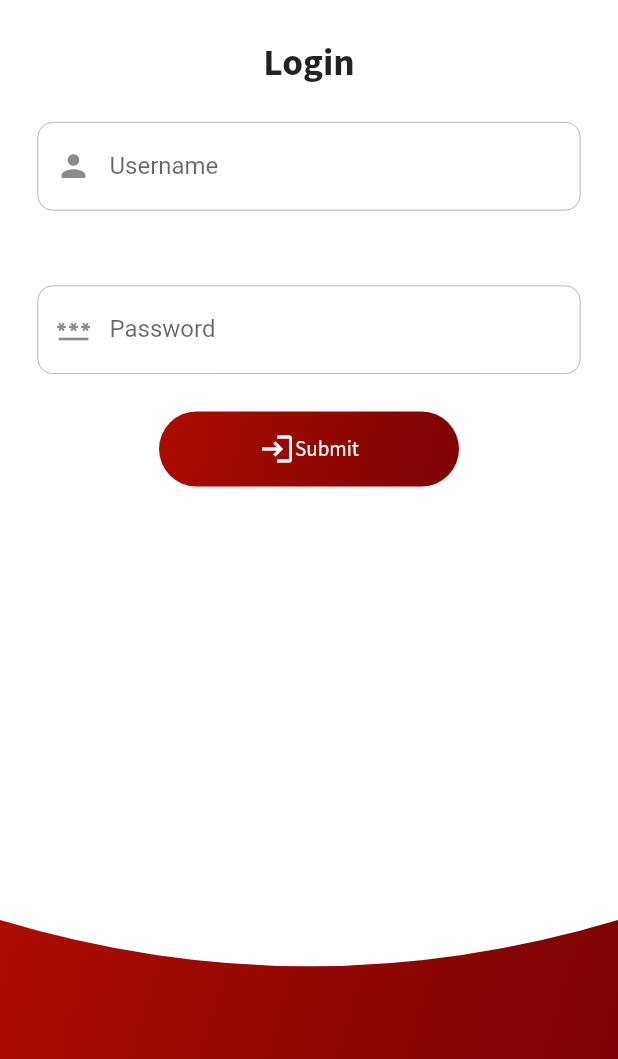
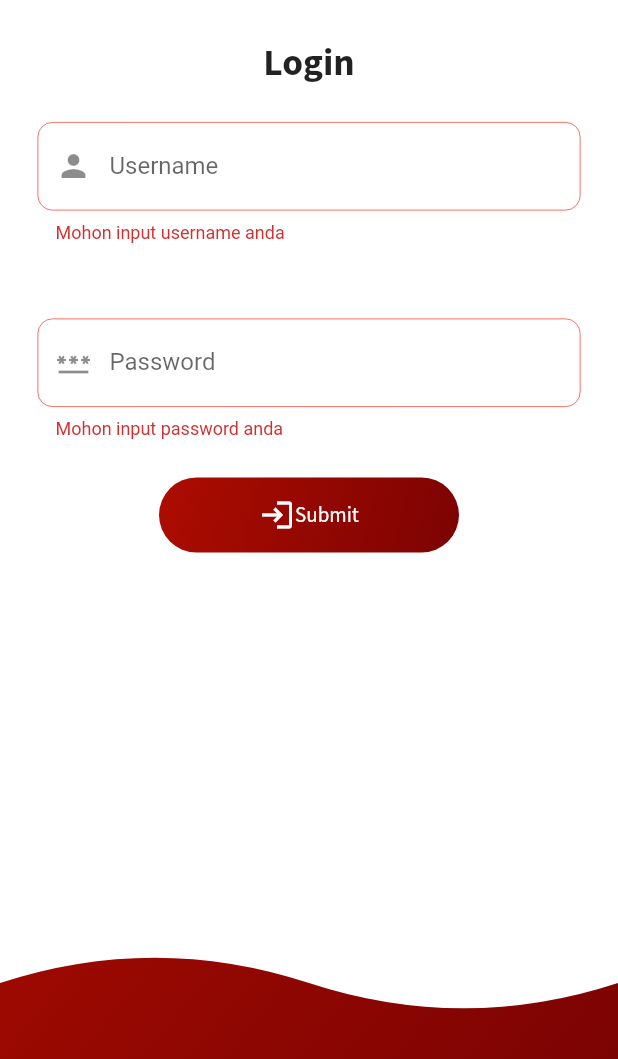
Before and after one commit to edwinsunardi86/digital-business-card, a Flutter app: the LoginApps screen opened directly, after a tap on "Submit", on a phone screen of 412 x 824 dp, the part 177-1236 px from its top. Run offline on Flutter 3.47's test engine with Material 2 defaults, Android fonts, the light colour scheme and no system bars; our stand-ins replace flutter_contacts.

Commit message:
on progres

```diff
--- a/lib/component/custom_shape.dart
+++ b/lib/component/custom_shape.dart
@@ -4,25 +4,19 @@ class CustomShape extends CustomClipper<Path> {
   @override
   Path getClip(Size size) {
     var path = Path();
+    // path.moveTo(0, size.height);
+    // path.lineTo(0, size.height * 0.25);
+    // path.quadraticBezierTo(
+    //     size.width * 0.5, size.height * 0.75, size.width, size.height * 0.25);
+    // path.lineTo(size.width, size.height);
     path.moveTo(0, size.height);
-    path.lineTo(0, size.height * 0.25);
+    path.lineTo(0, size.height * 0.85);
+    path.quadraticBezierTo(size.width * 0.25, size.height * 0.75,
+        size.width * 0.5, size.height * 0.85);
     path.quadraticBezierTo(
-        size.width * 0.5, size.height * 0.75, size.width, size.height * 0.25);
+        size.width * 0.75, size.height * 0.95, size.width, size.height * 0.85);
     path.lineTo(size.width, size.height);
 
-    // path.quadraticBezierTo(
-    //     size.width * 0.5, size.height * 0.25, size.width, size.height * 0.75);
-    //path.lineTo(size.width, size.height);
-    // path.quadraticBezierTo(
-    //     size.width * 0.25, size.height * 0.15, size.width * 0.5, 0);
-    //path.lineTo(size.width, size.height);
-    // path.quadraticBezierTo(
-    //     size.width * 0.25, size.height * 0.35, size.width * 0.5, size.height);
-    // path.lineTo(size.width, size.height);
-    // path.lineTo(size.width, 0);
-    //path.quadraticBezierTo(size.width, y1, x2, y2)
-    // path.quadraticBezierTo(size.width * 0.25, size.height * 0.95,
-    // size.width * 0.5, size.height * 0.75);
     return path;
   }
 
--- a/lib/component/text_form_field.dart
+++ b/lib/component/text_form_field.dart
@@ -7,18 +7,21 @@ class TextFormFieldVarian1 extends StatelessWidget {
   final bool? obscureText;
   final String? labelText;
   final Icon? prefixIcon;
+  final String? Function(String?)? validator;
   const TextFormFieldVarian1(
       {super.key,
       this.controller,
       this.obscureText,
       this.labelText,
-      this.prefixIcon});
+      this.prefixIcon,
+      this.validator});
 
   @override
   Widget build(BuildContext context) {
     return TextFormField(
       controller: controller,
       obscureText: obscureText!,
+      validator: validator,
       decoration: InputDecoration(
           labelText: labelText,
           prefixIcon: prefixIcon,
--- a/lib/login.dart
+++ b/lib/login.dart
@@ -1,3 +1,4 @@
+import 'package:digital_business/API/api_login_user.dart';
 import 'package:flutter/material.dart';
 import 'package:digital_business/component/custom_shape.dart';
 import 'package:digital_business/component/text_form_field.dart';
@@ -10,6 +11,7 @@ class LoginApps extends StatefulWidget {
 }
 
 class _LoginAppsState extends State<LoginApps> {
+  ApiLogin? apiLogin = ApiLogin();
   final _formKey = GlobalKey<FormState>();
   TextEditingController username = TextEditingController();
   TextEditingController password = TextEditingController();
@@ -51,12 +53,22 @@ class _LoginAppsState extends State<LoginApps> {
                         child: TextFormFieldVarian1(
                             labelText: "Username",
                             controller: username,
+                            validator: (value) {
+                              if (value!.isEmpty) {
+                                return 'Mohon input username anda';
+                              }
+                            },
                             prefixIcon: const Icon(Icons.person),
                             obscureText: false)),
                     Container(
                         margin: const EdgeInsets.all(25),
                         child: TextFormFieldVarian1(
                             labelText: "Password",
+                            validator: (value) {
+                              if (value!.isEmpty) {
+                                return 'Mohon input password anda';
+                              }
+                            },
                             controller: password,
                             prefixIcon: const Icon(Icons.password),
                             obscureText: true)),
@@ -73,7 +85,16 @@ class _LoginAppsState extends State<LoginApps> {
                       width: 200,
                       height: 50,
                       child: InkWell(
-                        onTap: () {},
+                        onTap: () async {
+                          if (_formKey.currentState!.validate()) {
+                            try {
+                              var req = await ApiLogin
+                                  .fetchNotificationAuthentication(
+                                      username.text, password.text);
+                              if (req.status.toString() == "success") {}
+                            } on Exception {}
+                          }
+                        },
                         borderRadius: BorderRadius.circular(25),
                         splashColor: Colors.white,
                         child: Row(
@@ -95,7 +116,8 @@ class _LoginAppsState extends State<LoginApps> {
                   ],
                 ),
               ),
-              ClipPath(
+              Expanded(
+                child: ClipPath(
                   clipper: CustomShape(),
                   child: Container(
                     decoration: const BoxDecoration(
@@ -107,8 +129,9 @@ class _LoginAppsState extends State<LoginApps> {
                           Color.fromARGB(255, 124, 3, 3)
                         ])),
                     width: MediaQuery.of(context).size.width,
-                  height: MediaQuery.of(context).size.height * 0.15,
+                    height: MediaQuery.of(context).size.height * 0.35,
                     child: null,
+                  ),
                 ),
               ),
             ],
--- a/lib/main.dart
+++ b/lib/main.dart
@@ -19,7 +19,7 @@ class _MyAppState extends State<MyApp> {
     return MaterialApp(
         theme: ThemeData(
             scaffoldBackgroundColor: const Color.fromARGB(255, 255, 255, 255)),
-        // home: const LoginApps(),
-        home: const AvatarCard());
+        home: const LoginApps());
+    //home: const AvatarCard());
   }
 }
```
Also changed, not shown: 2 other files. Lines whose indentation alone changed are shown as unchanged.
